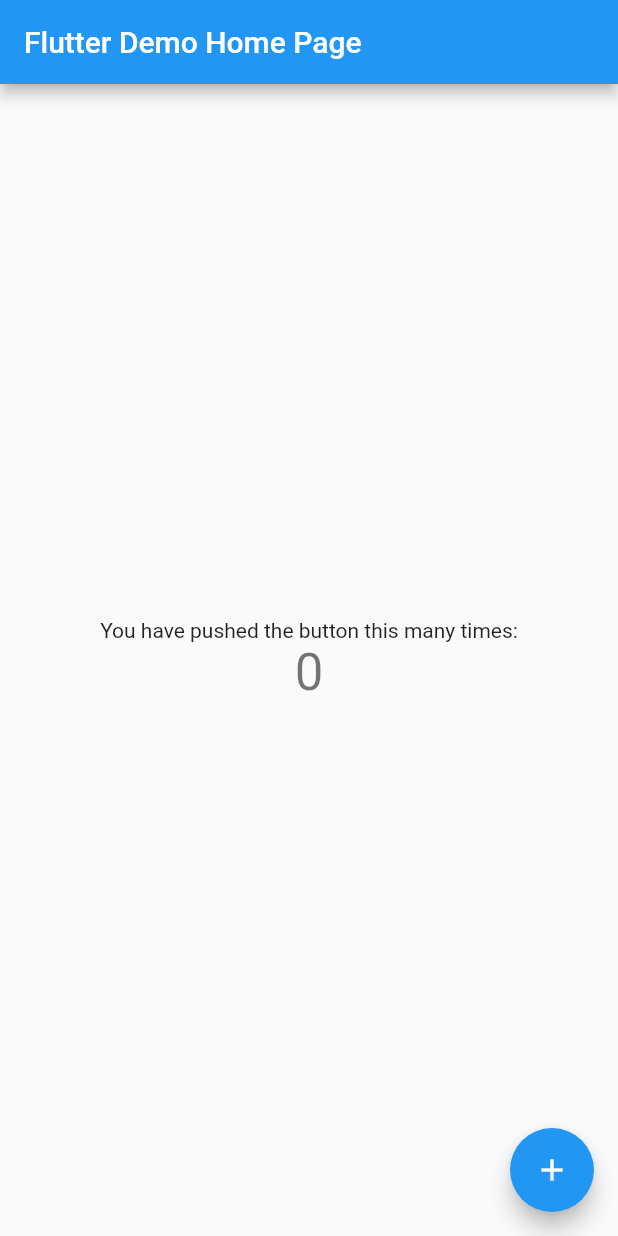
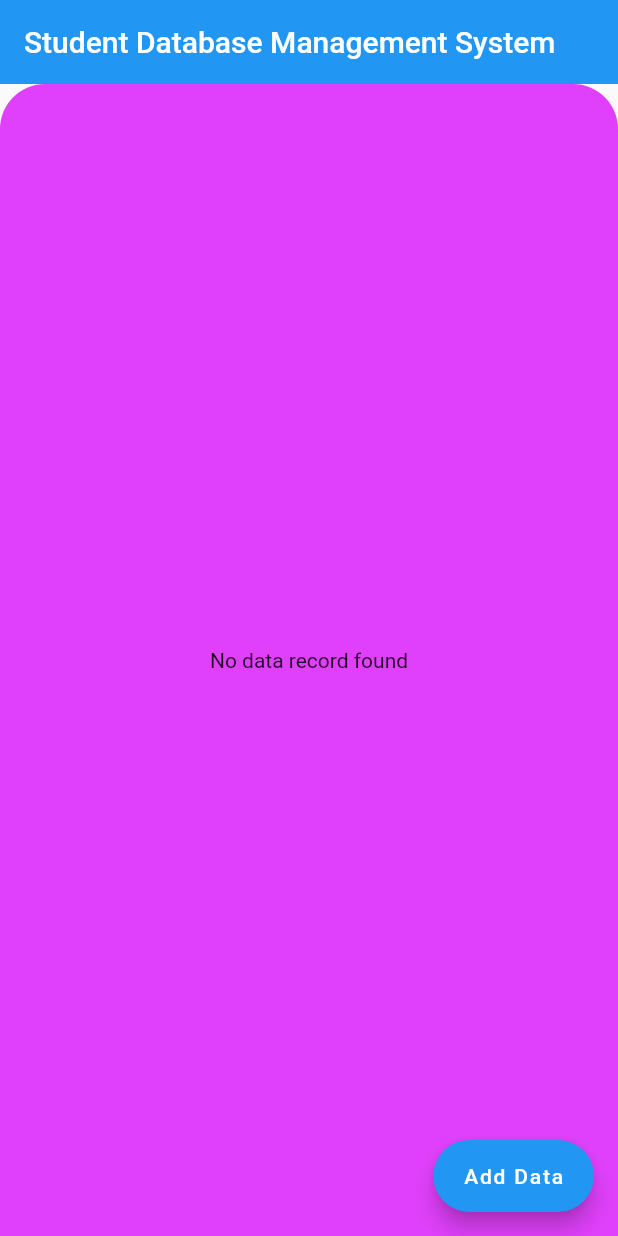
Before and after one commit to perseus98/student_sqflite_example, a Flutter app: the screen it shows after launch, on a phone screen of 412 x 824 dp. Run offline on Flutter 3.47's test engine with Material 2 defaults, Android fonts, the phone set to English and light mode, and no system bars; our stand-ins replace sqflite; accounts and stored records are empty.

Commit message:
structure-implemented

```diff
--- /dev/null
+++ b/lib/config/screen_routes.dart
@@ -0,0 +1,5 @@
+class ScreenRoutes {
+  static String homeRoute = '/home';
+  static String addRoute = '/add';
+  static String updateRoute = '/update';
+}
--- /dev/null
+++ b/lib/database/student_db.dart
@@ -0,0 +1,18 @@
+import 'package:path/path.dart';
+import 'package:sqflite/sqflite.dart';
+import 'package:student_sqflite_example/main.dart';
+class StudentDB {
+  static late final database;
+  static String studentTable = 'students';
+  static initDatabase() async {
+    database = openDatabase(
+      join(await getDatabasesPath(), 'student_db.db'),
+      onCreate: (db, version) {
+        return db.execute(
+          'CREATE TABLE $studentTable (id INTEGER AUTO_INCREMENT PRIMARY KEY, name TEXT, age INTEGER, rollNo INTEGER)',
+        );
+      },
+      version: 1,
+    );
+  }
+}
--- a/lib/main.dart
+++ b/lib/main.dart
@@ -1,113 +1,12 @@
 import 'package:flutter/material.dart';
+import 'package:path/path.dart';
+import 'package:sqflite/sqflite.dart';
+import 'package:student_sqflite_example/dao/student_dao.dart';
+import 'package:student_sqflite_example/database/student_db.dart';
+import 'package:student_sqflite_example/my_app.dart';
 
-void main() {
+void main() async {
+  WidgetsFlutterBinding.ensureInitialized();
+  await StudentDB.initDatabase();
   runApp(MyApp());
 }
-
-class MyApp extends StatelessWidget {
-  // This widget is the root of your application.
-  @override
-  Widget build(BuildContext context) {
-    return MaterialApp(
-      title: 'Flutter Demo',
-      theme: ThemeData(
-        // This is the theme of your application.
-        //
-        // Try running your application with "flutter run". You'll see the
-        // application has a blue toolbar. Then, without quitting the app, try
-        // changing the primarySwatch below to Colors.green and then invoke
-        // "hot reload" (press "r" in the console where you ran "flutter run",
-        // or simply save your changes to "hot reload" in a Flutter IDE).
-        // Notice that the counter didn't reset back to zero; the application
-        // is not restarted.
-        primarySwatch: Colors.blue,
-      ),
-      home: MyHomePage(title: 'Flutter Demo Home Page'),
-    );
-  }
-}
-
-class MyHomePage extends StatefulWidget {
-  MyHomePage({Key? key, required this.title}) : super(key: key);
-
-  // This widget is the home page of your application. It is stateful, meaning
-  // that it has a State object (defined below) that contains fields that affect
-  // how it looks.
-
-  // This class is the configuration for the state. It holds the values (in this
-  // case the title) provided by the parent (in this case the App widget) and
-  // used by the build method of the State. Fields in a Widget subclass are
-  // always marked "final".
-
-  final String title;
-
-  @override
-  _MyHomePageState createState() => _MyHomePageState();
-}
-
-class _MyHomePageState extends State<MyHomePage> {
-  int _counter = 0;
-
-  void _incrementCounter() {
-    setState(() {
-      // This call to setState tells the Flutter framework that something has
-      // changed in this State, which causes it to rerun the build method below
-      // so that the display can reflect the updated values. If we changed
-      // _counter without calling setState(), then the build method would not be
-      // called again, and so nothing would appear to happen.
-      _counter++;
-    });
-  }
-
-  @override
-  Widget build(BuildContext context) {
-    // This method is rerun every time setState is called, for instance as done
-    // by the _incrementCounter method above.
-    //
-    // The Flutter framework has been optimized to make rerunning build methods
-    // fast, so that you can just rebuild anything that needs updating rather
-    // than having to individually change instances of widgets.
-    return Scaffold(
-      appBar: AppBar(
-        // Here we take the value from the MyHomePage object that was created by
-        // the App.build method, and use it to set our appbar title.
-        title: Text(widget.title),
-      ),
-      body: Center(
-        // Center is a layout widget. It takes a single child and positions it
-        // in the middle of the parent.
-        child: Column(
-          // Column is also a layout widget. It takes a list of children and
-          // arranges them vertically. By default, it sizes itself to fit its
-          // children horizontally, and tries to be as tall as its parent.
-          //
-          // Invoke "debug painting" (press "p" in the console, choose the
-          // "Toggle Debug Paint" action from the Flutter Inspector in Android
-          // Studio, or the "Toggle Debug Paint" command in Visual Studio Code)
-          // to see the wireframe for each widget.
-          //
-          // Column has various properties to control how it sizes itself and
-          // how it positions its children. Here we use mainAxisAlignment to
-          // center the children vertically; the main axis here is the vertical
-          // axis because Columns are vertical (the cross axis would be
-          // horizontal).
-          mainAxisAlignment: MainAxisAlignment.center,
-          children: <Widget>[
-            Text(
-              'You have pushed the button this many times:',
-            ),
-            Text(
-              '$_counter',
-              style: Theme.of(context).textTheme.headline4,
-            ),
-          ],
-        ),
-      ),
-      floatingActionButton: FloatingActionButton(
-        onPressed: _incrementCounter,
-        tooltip: 'Increment',
-        child: Icon(Icons.add),
-      ), // This trailing comma makes auto-formatting nicer for build methods.
-    );
-  }
-}
--- /dev/null
+++ b/lib/models/students_model.dart
@@ -0,0 +1,29 @@
+class StudentModel {
+  final int id;
+  final String name;
+  final int age;
+  final int rollNo;
+
+  StudentModel({
+    required this.rollNo,
+    required this.id,
+    required this.name,
+    required this.age,
+  });
+
+  Map<String, dynamic> toMap() {
+    return {
+      'id': id,
+      'name': name,
+      'age': age,
+      'rollNo': rollNo,
+    };
+  }
+
+  // Implement toString to make it easier to see information about
+  // each dog when using the print statement.
+  @override
+  String toString() {
+    return 'Student {id: $id, name: $name, age: $age, rollNo: $rollNo}';
+  }
+}
--- /dev/null
+++ b/lib/my_app.dart
@@ -0,0 +1,24 @@
+import 'package:flutter/material.dart';
+import 'package:student_sqflite_example/config/screen_routes.dart';
+import 'package:student_sqflite_example/screens/add_screen.dart';
+import 'package:student_sqflite_example/screens/home_screen.dart';
+import 'package:student_sqflite_example/screens/update_screen.dart';
+
+class MyApp extends StatelessWidget {
+  // This widget is the root of your application.
+  @override
+  Widget build(BuildContext context) {
+    return MaterialApp(
+      title: 'Flutter Demo',
+      theme: ThemeData(
+        primarySwatch: Colors.blue,
+      ),
+      initialRoute: ScreenRoutes.homeRoute,
+      routes: {
+        ScreenRoutes.homeRoute : (context) => HomeScreen(),
+        ScreenRoutes.addRoute : (context) => AddScreen(),
+        ScreenRoutes.updateRoute : (context) => UpdateScreen(),
+      },
+    );
+  }
+}
--- /dev/null
+++ b/lib/screens/home_screen.dart
@@ -0,0 +1,88 @@
+import 'package:flutter/cupertino.dart';
+import 'package:flutter/material.dart';
+import 'package:student_sqflite_example/config/screen_routes.dart';
+import 'package:student_sqflite_example/dao/student_dao.dart';
+import 'package:student_sqflite_example/models/students_model.dart';
+
+class HomeScreen extends StatefulWidget {
+  const HomeScreen({Key? key}) : super(key: key);
+
+  @override
+  _HomeScreenState createState() => _HomeScreenState();
+}
+
+class _HomeScreenState extends State<HomeScreen> {
+  @override
+  Widget build(BuildContext context) {
+    return Scaffold(
+      body: CustomScrollView(
+        slivers: [
+          SliverAppBar(
+            title: Text("Student Database Management System"),
+          ),
+          SliverFillRemaining(
+            hasScrollBody: false,
+            fillOverscroll: false,
+            child: Container(
+              decoration: BoxDecoration(
+                color: Colors.purpleAccent,
+                borderRadius: BorderRadius.only(
+                    topLeft: const Radius.circular(30.0),
+                    topRight: const Radius.circular(30.0)),
+              ),
+              child: FutureBuilder<List<StudentModel>>(
+                  future: StudentDao.getAllData(),
+                  builder: (context, snapshot) {
+                    if (snapshot.hasError) {
+                      return Center(
+                        child: Text("Error : " + snapshot.error.toString()),
+                      );
+                    }
+                    if (snapshot.connectionState == ConnectionState.done) {
+                      if (snapshot.data!.length < 1) {
+                        return Center(
+                          child: Text("No data record found"),
+                        );
+                      }
+                      return ListView.builder(
+                          itemCount: snapshot.data!.length,
+                          itemBuilder: (context, index) {
+                            return studentDetailWidget(snapshot.data![index]);
+                          });
+                    }
+                    return Center(
+                      child: CircularProgressIndicator(),
+                    );
+                  }),
+            ),
+          )
+        ],
+      ),
+      floatingActionButton: FloatingActionButton.extended(
+          onPressed: () => Navigator.pushNamed(context, ScreenRoutes.addRoute),
+          label: Text("Add Data")),
+    );
+  }
+
+  Widget studentDetailWidget(StudentModel studentModel) {
+    return Container(
+      height: 100.0,
+      child: Column(
+        children: [
+          Row(
+            children: [
+              Flexible(child: Text(studentModel.id.toString())),
+              Flexible(child: Text(studentModel.name))
+            ],
+          ),
+          Row(
+            children: [
+              Flexible(child: Text(studentModel.age.toString())),
+              Flexible(child: Text(studentModel.rollNo.toString()))
+            ],
+          )
+        ],
+      ),
+    );
+  }
+}
```
Also changed, not shown: lib/dao/student_dao.dart (added, +47 -0 lines), lib/screens/add_screen.dart (added, +93 -0 lines), lib/screens/update_screen.dart (added, +14 -0 lines), pubspec.yaml (+2 -55 lines), pubspec.lock, 1 other file.
